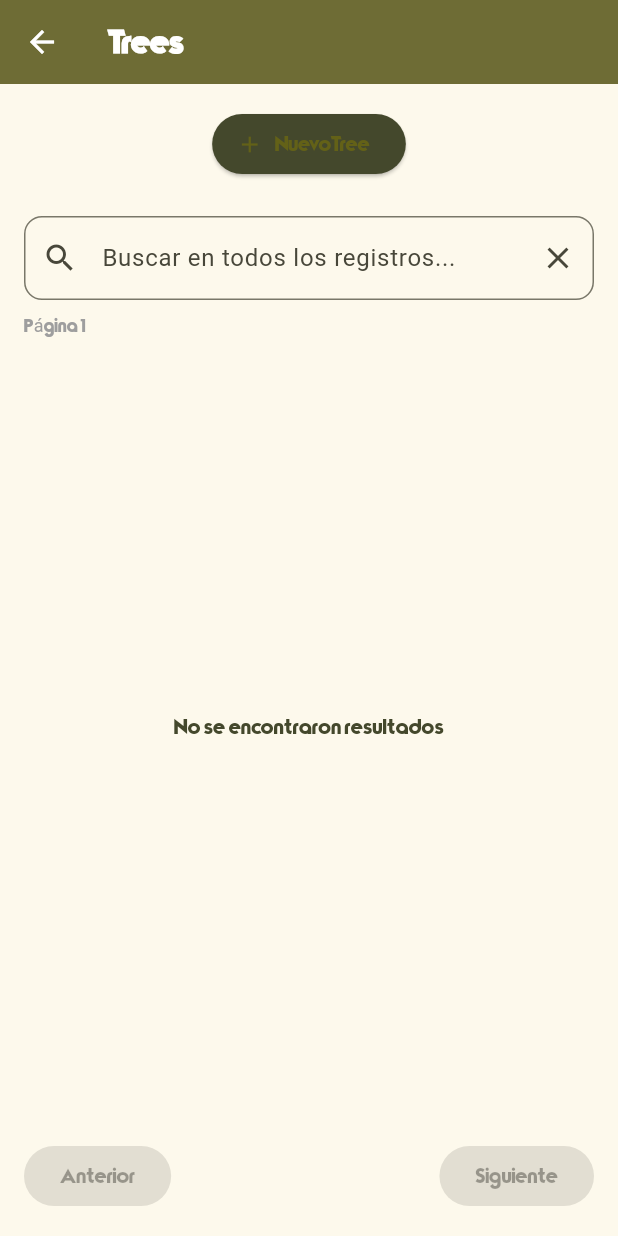
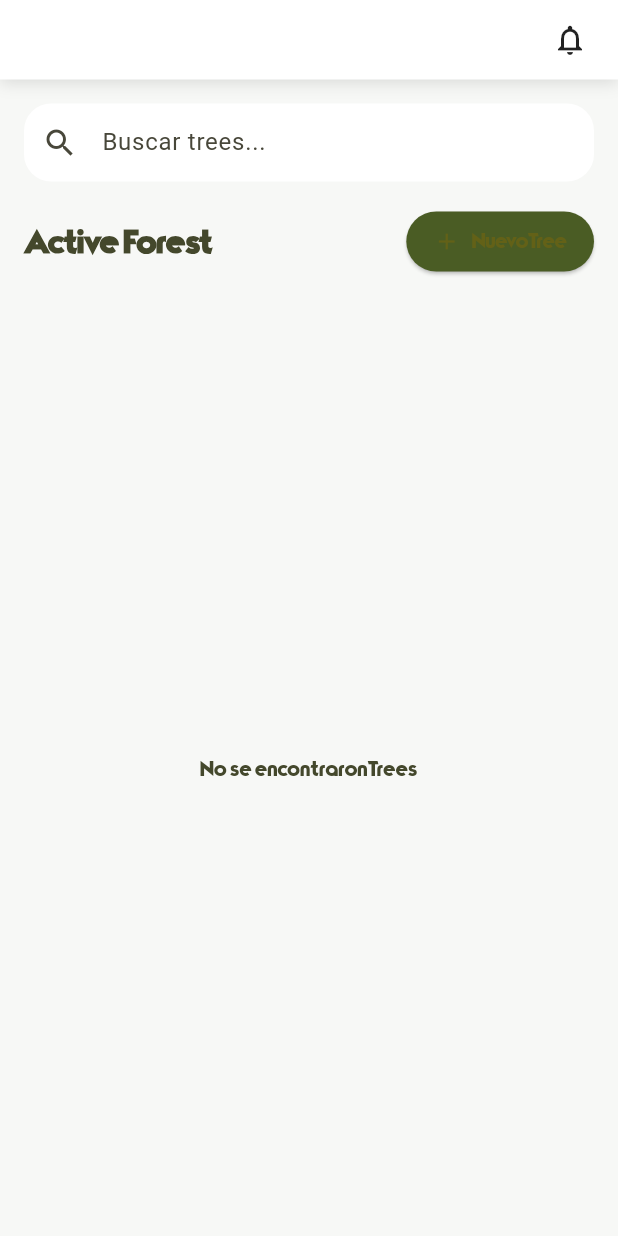
Before and after one commit to aleospiria/Oraculo-Terrasacha-Formulario-App-Movil, a Flutter app: the TreesMenuScreen screen opened directly with empty values, on a phone screen of 412 x 824 dp. Run offline on Flutter 3.47's test engine with Material 3 defaults, Android fonts, the phone set to English and light mode, and no system bars; missing offline and left inert: amplify_api, amplify_core, amplify_datastore, amplify_flutter.

Commit message:
Cambios de Frontend en la Screen TreesMenuScreen.dart

```diff
--- a/lib/Screens/TreesMenuScreen.dart
+++ b/lib/Screens/TreesMenuScreen.dart
@@ -174,95 +174,242 @@ class _TreesMenuScreenState extends State<TreesMenuScreen> {
 
   @override
   Widget build(BuildContext context) {
+    final primary = const Color(0xFF4A5C24);
+    final bg = const Color(0xFFF7F8F6);
+
     return Scaffold(
-      appBar: AppBar(title: Text('Trees: $proyectoNombre')),
-      body: Column(
+      backgroundColor: bg,
+      body: SafeArea(
+        child: Column(
           children: [
-          Padding(
-            padding: const EdgeInsets.all(16.0),
-            child: ElevatedButton.icon(
-              icon: const Icon(Icons.add),
-              label: const Text('Nuevo Tree'),
-              onPressed: () => _mostrarDialogoNuevo(context),
+
+            // ---------- TOP BAR ----------
+            Container(
+              padding: const EdgeInsets.symmetric(horizontal: 20, vertical: 12),
+              decoration: const BoxDecoration(
+                color: Colors.white,
+                boxShadow: [
+                  BoxShadow(
+                    blurRadius: 8,
+                    color: Colors.black12,
+                    offset: Offset(0, 2),
+                  )
+                ],
+              ),
+              child: Row(
+                mainAxisAlignment: MainAxisAlignment.spaceBetween,
+                children: [
+                  Text(
+                    proyectoNombre,
+                    style: const TextStyle(
+                      fontSize: 20,
+                      fontWeight: FontWeight.bold,
+                    ),
+                  ),
+                  const Icon(Icons.notifications_none),
+                ],
               ),
             ),
 
-          // 🔍 BUSCADOR QUE SÍ FUNCIONA EN EL BACKEND
+            // ---------- SEARCH ----------
             Padding(
-            padding: const EdgeInsets.symmetric(horizontal: 16, vertical: 8),
+              padding: const EdgeInsets.all(16),
               child: TextField(
                 controller: _searchController,
                 decoration: InputDecoration(
-                hintText: 'Buscar en todos los registros...',
+                  hintText: "Buscar trees...",
                   prefixIcon: const Icon(Icons.search),
-                suffixIcon: IconButton(
-                  icon: const Icon(Icons.clear),
-                  onPressed: () {
-                    _searchController.clear();
-                    _onSearchChanged('');
-                  },
+                  filled: true,
+                  fillColor: Colors.white,
+                  contentPadding: const EdgeInsets.symmetric(vertical: 14),
+                  border: OutlineInputBorder(
+                    borderRadius: BorderRadius.circular(18),
+                    borderSide: BorderSide.none,
                   ),
-                border: OutlineInputBorder(borderRadius: BorderRadius.circular(12)),
                 ),
                 onChanged: _onSearchChanged,
               ),
             ),
 
+            // ---------- HEADER + ACTION ----------
             Padding(
               padding: const EdgeInsets.symmetric(horizontal: 16),
               child: Row(
                 mainAxisAlignment: MainAxisAlignment.spaceBetween,
                 children: [
-                Text('Página ${_paginaActual + 1}', style: const TextStyle(fontSize: 12, color: Colors.grey)),
-                if (_searchController.text.isNotEmpty)
-                  const Text('Filtrando en la nube...', style: TextStyle(fontSize: 12, color: Colors.blue)),
+                  const Text(
+                    "Active Forest",
+                    style: TextStyle(
+                      fontSize: 22,
+                      fontWeight: FontWeight.bold,
+                    ),
+                  ),
+                  ElevatedButton.icon(
+                    style: ElevatedButton.styleFrom(
+                      backgroundColor: primary,
+                      shape: RoundedRectangleBorder(
+                        borderRadius: BorderRadius.circular(30),
+                      ),
+                      padding: const EdgeInsets.symmetric(
+                          horizontal: 18, vertical: 10),
+                    ),
+                    onPressed: () => _mostrarDialogoNuevo(context),
+                    icon: const Icon(Icons.add, size: 18),
+                    label: const Text("Nuevo Tree"),
+                  )
                 ],
               ),
             ),
 
+            const SizedBox(height: 16),
+
+            // ---------- LIST ----------
             Expanded(
               child: cargando
                   ? const Center(child: CircularProgressIndicator())
                   : items.isEmpty
-                ? const Center(child: Text('No se encontraron resultados'))
-                : ListView.builder(
-              itemCount: items.length,
-              itemBuilder: (context, index) {
-                final item = items[index];
-                return ListTile(
-                  leading: const Icon(Icons.park),
-                  title: Text(item['name']),
-                  subtitle: Text('Estado: ${item['status'] ?? 'N/A'}'),
-                  onTap: () {
-                    Navigator.pushNamed(context, '/captura', arguments: {
-                      'tree_id': item['id'],
-                      'tree_name': item['name'],
-                    });
-                  },
-                );
-              },
+                  ? const Center(child: Text("No se encontraron Trees"))
+                  : ListView(
+                padding: const EdgeInsets.symmetric(horizontal: 16),
+                children: [
+
+                  ...items.map((tree) => _buildTreeCard(tree, primary)),
+
+                  const SizedBox(height: 20),
+
+                  if (_nextToken != null)
+                    Center(
+                      child: ElevatedButton(
+                        style: ElevatedButton.styleFrom(
+                          backgroundColor: primary.withOpacity(0.1),
+                          foregroundColor: primary,
+                          shape: RoundedRectangleBorder(
+                            borderRadius: BorderRadius.circular(30),
+                          ),
+                        ),
+                        onPressed: _irSiguientePagina,
+                        child: const Padding(
+                          padding: EdgeInsets.symmetric(
+                              horizontal: 24, vertical: 12),
+                          child: Text(
+                            "Cargar más",
+                            style: TextStyle(fontWeight: FontWeight.bold),
+                          ),
+                        ),
                       ),
                     ),
 
-          // Paginación
-          if (!cargando)
-            Padding(
-              padding: const EdgeInsets.all(16.0),
-              child: Row(
-                mainAxisAlignment: MainAxisAlignment.spaceBetween,
-                children: [
-                  ElevatedButton(
-                    onPressed: _paginaActual > 0 ? _irPaginaAnterior : null,
-                    child: const Text('Anterior'),
+                  const SizedBox(height: 80),
+                ],
               ),
-                  ElevatedButton(
-                    onPressed: _nextToken != null ? _irSiguientePagina : null,
-                    child: const Text('Siguiente'),
             ),
           ],
         ),
       ),
+    );
+  }
+
+  Widget _buildTreeCard(Map<String, dynamic> tree, Color primary) {
+    final status = (tree['status'] ?? 'Pendiente').toString();
+    final health = 0.75; // Simulado por ahora
+
+    Color statusColor = primary;
+    if (status.toLowerCase().contains("monitor")) {
+      statusColor = Colors.orange;
+    }
+
+    return Container(
+      margin: const EdgeInsets.only(bottom: 16),
+      padding: const EdgeInsets.all(16),
+      decoration: BoxDecoration(
+        color: Colors.white,
+        borderRadius: BorderRadius.circular(24),
+        boxShadow: [
+          BoxShadow(
+            color: Colors.black.withOpacity(0.05),
+            blurRadius: 10,
+            offset: const Offset(0, 4),
+          )
         ],
+      ),
+      child: InkWell(
+        borderRadius: BorderRadius.circular(24),
+        onTap: () {
+          Navigator.pushNamed(context, '/captura', arguments: {
+            'tree_id': tree['id'],
+            'tree_name': tree['name'],
+          });
+        },
+        child: Column(
+          crossAxisAlignment: CrossAxisAlignment.start,
+          children: [
+
+            Row(
+              mainAxisAlignment: MainAxisAlignment.spaceBetween,
+              children: [
+                Text(
+                  tree['name'] ?? "Tree",
+                  style: const TextStyle(
+                      fontSize: 18, fontWeight: FontWeight.bold),
+                ),
+                Container(
+                  padding: const EdgeInsets.symmetric(
+                      horizontal: 10, vertical: 4),
+                  decoration: BoxDecoration(
+                    color: statusColor.withOpacity(0.15),
+                    borderRadius: BorderRadius.circular(20),
+                  ),
+                  child: Text(
+                    status.toUpperCase(),
+                    style: TextStyle(
+                      fontSize: 10,
+                      fontWeight: FontWeight.bold,
+                      color: statusColor,
+                    ),
+                  ),
+                ),
+              ],
+            ),
+
+            const SizedBox(height: 6),
+
+            Text(
+              "ID: ${tree['id'].toString().substring(0, 8)}...",
+              style: const TextStyle(fontSize: 12, color: Colors.grey),
+            ),
+
+            const SizedBox(height: 16),
+
+            Row(
+              mainAxisAlignment: MainAxisAlignment.spaceBetween,
+              children: [
+                const Text(
+                  "Estado",
+                  style: TextStyle(fontSize: 12),
+                ),
+                Text(
+                  "${(health * 100).toInt()}%",
+                  style: TextStyle(
+                      fontSize: 12,
+                      fontWeight: FontWeight.bold,
+                      color: primary),
+                ),
+              ],
+            ),
+
+            const SizedBox(height: 6),
+
+            ClipRRect(
+              borderRadius: BorderRadius.circular(10),
+              child: LinearProgressIndicator(
+                value: health,
+                minHeight: 6,
+                backgroundColor: Colors.grey.shade200,
+                color: primary,
+              ),
+            ),
+          ],
+        ),
       ),
     );
   }
```
Lines whose indentation alone changed are shown as unchanged.
